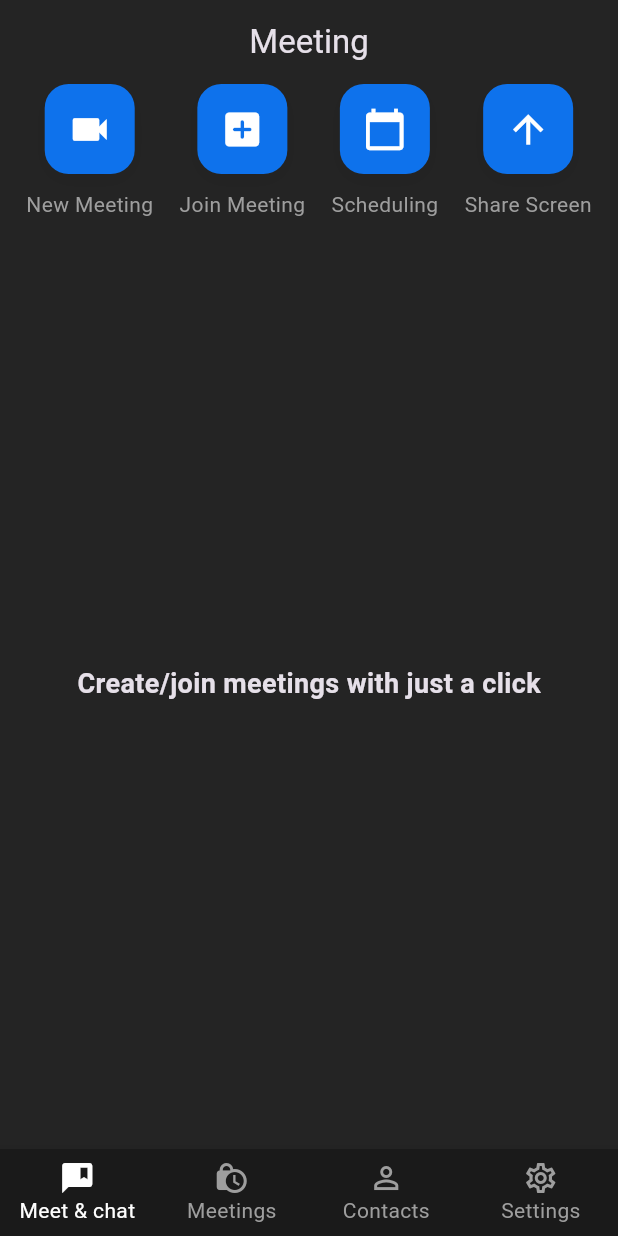
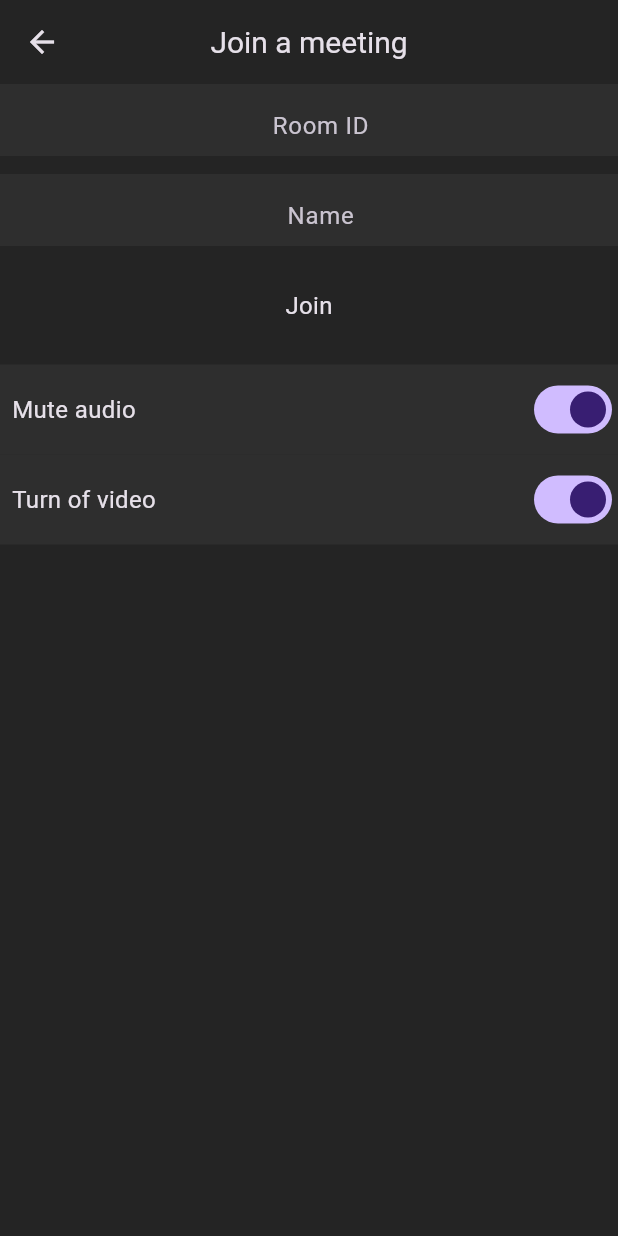
Before and after one commit to sidratulpunno/ZoomCloneFlutter, a Flutter app: the screen it shows once a user with an empty profile is signed in, after a tap on "Join Meeting", on a phone screen of 412 x 824 dp. Run offline on Flutter 3.47's test engine with Material 3 defaults, Android fonts, the phone set to English and light mode, and no system bars; our stand-ins replace cloud_firestore, firebase_auth, firebase_core, google_sign_in; missing offline and left inert: jitsi_meet_flutter_sdk; accounts and stored records are empty; network calls fail.

Commit message:
added meeting option and make the join meeting functional and now we can toggle the video and audio state

```diff
--- a/lib/main.dart
+++ b/lib/main.dart
@@ -4,6 +4,7 @@ import 'package:jitsi_meet_flutter_sdk/jitsi_meet_flutter_sdk.dart';
 import 'package:meeting_app/resources/auth_method.dart';
 import 'package:meeting_app/screens/home_screen.dart';
 import 'package:meeting_app/screens/login_screen.dart';
+import 'package:meeting_app/screens/video_call_screen.dart';
 import 'package:meeting_app/utils/colors.dart';
 
 void main() async {
@@ -27,6 +28,7 @@ class MyApp extends StatelessWidget {
       routes: {
         '/login': (context) => const LoginScreen(),
         '/home': (context) => const HomeScreen(),
+        '/video-call': (context) => const VideoCallScreen(),
       },
       home: StreamBuilder(
         stream: AuthMethods().authChanges,
--- a/lib/resources/jitsi_meet_methods.dart
+++ b/lib/resources/jitsi_meet_methods.dart
@@ -9,9 +9,16 @@ class JitsiMeetMethods {
     required String roomName,
     required bool isAudioMuted,
     required bool isVideoMuted,
+    String username = '',
   }) async {
     var jitsiMeet = JitsiMeet();
     try {
+      String name;
+      if (username.isEmpty) {
+        name = _authMethods.user.displayName!;
+      } else {
+        name = username;
+      }
       var options = JitsiMeetConferenceOptions(
         serverURL: "https://meet.jit.si",
         room: roomName,
@@ -19,8 +26,9 @@ class JitsiMeetMethods {
           "startWithAudioMuted": isAudioMuted,
           "startWithVideoMuted": isVideoMuted,
         },
+        featureFlags: {"unsaferoomwarning.enabled": false},
         userInfo: JitsiMeetUserInfo(
-          displayName: _authMethods.user.displayName,
+          displayName: name,
           email: _authMethods.user.email,
           avatar: _authMethods.user.photoURL,
         ),
--- a/lib/screens/meeting_screen.dart
+++ b/lib/screens/meeting_screen.dart
@@ -20,6 +20,10 @@ class MeetingScreen extends StatelessWidget {
     );
   }
 
+  joinMeeting(BuildContext context) {
+    Navigator.pushNamed(context, '/video-call');
+  }
+
   @override
   Widget build(BuildContext context) {
     return Column(
@@ -33,7 +37,7 @@ class MeetingScreen extends StatelessWidget {
               icon: Icons.videocam,
             ),
             HomeMeetingButton(
-              onPressed: () {},
+              onPressed: () => joinMeeting(context),
               text: 'Join Meeting',
               icon: Icons.add_box_rounded,
             ),
--- /dev/null
+++ b/lib/screens/video_call_screen.dart
@@ -0,0 +1,140 @@
+import 'package:flutter/cupertino.dart';
+import 'package:flutter/material.dart';
+import 'package:flutter/rendering.dart';
+import 'package:jitsi_meet_flutter_sdk/jitsi_meet_flutter_sdk.dart';
+import 'package:meeting_app/resources/auth_method.dart';
+import 'package:meeting_app/resources/jitsi_meet_methods.dart';
+import 'package:meeting_app/utils/colors.dart';
+import 'package:meeting_app/widgets/meeting_option.dart';
+
+class VideoCallScreen extends StatefulWidget {
+  const VideoCallScreen({super.key});
+
+  @override
+  State<VideoCallScreen> createState() {
+    return _VideoCallScreeState();
+  }
+}
+
+class _VideoCallScreeState extends State<VideoCallScreen> {
+  final AuthMethods _authMethods = AuthMethods();
+  late TextEditingController meetingIdController;
+  late TextEditingController nameController;
+  final JitsiMeetMethods _jitsiMeetMethods = JitsiMeetMethods();
+
+  bool isAudioMuted = true;
+  bool isVedioMuted = true;
+
+  @override
+  void initState() {
+    meetingIdController = TextEditingController();
+    nameController = TextEditingController(
+      text: _authMethods.user.displayName,
+    );
+    super.initState();
+  }
+
+  @override
+  void dispose() {
+    super.dispose();
+    meetingIdController.dispose();
+    nameController.dispose();
+  }
+
+  _joinMeeting() {
+    _jitsiMeetMethods.createMeeting(
+      roomName: meetingIdController.text,
+      isAudioMuted: isAudioMuted,
+      isVideoMuted: isVedioMuted,
+      username: nameController.text,
+    );
+  }
+
+  @override
+  Widget build(BuildContext context) {
+    return Scaffold(
+      appBar: AppBar(
+        elevation: 0,
+        backgroundColor: backgroundColor,
+        title: const Text(
+          'Join a meeting',
+          style: TextStyle(
+            fontSize: 20,
+          ),
+        ),
+        centerTitle: true,
+      ),
+      body: Column(
+        children: [
+          SizedBox(
+            height: 60,
+            child: TextField(
+              controller: meetingIdController,
+              maxLines: 1,
+              textAlign: TextAlign.center,
+              keyboardType: TextInputType.number,
+              decoration: const InputDecoration(
+                  fillColor: secondaryBackgroundColor,
+                  filled: true,
+                  border: InputBorder.none,
+                  hintText: 'Room ID',
+                  contentPadding: EdgeInsets.fromLTRB(16, 8, 0, 0)),
+            ),
+          ),
+          SizedBox(
+            child: TextField(
+              controller: nameController,
+              maxLines: 1,
+              textAlign: TextAlign.center,
+              keyboardType: TextInputType.text,
+              decoration: const InputDecoration(
+                  fillColor: secondaryBackgroundColor,
+                  filled: true,
+                  border: InputBorder.none,
+                  hintText: 'Name',
+                  contentPadding: EdgeInsets.fromLTRB(16, 8, 0, 0)),
+            ),
+          ),
+          const SizedBox(
+            height: 20,
+          ),
+          InkWell(
+            onTap: _joinMeeting,
+            child: const Padding(
+              padding: EdgeInsets.all(8),
+              child: Text(
+                'Join',
+                style: TextStyle(fontSize: 16),
+              ),
+            ),
+          ),
+          const SizedBox(
+            height: 20,
+          ),
+          MeetingOption(
+            text: 'Mute audio',
+            isMute: isAudioMuted,
+            onChange: onAudioMuted,
+          ),
+          MeetingOption(
+            text: 'Turn of video',
+            isMute: isVedioMuted,
+            onChange: onVedioMuted,
+          ),
+        ],
+      ),
+    );
+  }
+
+  onAudioMuted(bool val) {
+    setState(() {
+      isAudioMuted = val;
+    });
+  }
+
+  onVedioMuted(bool val) {
+    setState(() {
+      isVedioMuted = val;
+    });
+  }
+}
--- /dev/null
+++ b/lib/widgets/meeting_option.dart
@@ -0,0 +1,40 @@
+import 'package:flutter/cupertino.dart';
+import 'package:flutter/material.dart';
+import 'package:meeting_app/utils/colors.dart';
+
+class MeetingOption extends StatelessWidget {
+  final String text;
+  final bool isMute;
+  final Function(bool) onChange;
+
+  const MeetingOption({
+    super.key,
+    required this.text,
+    required this.isMute,
+    required this.onChange,
+  });
+
+  @override
+  Widget build(BuildContext context) {
+    return Container(
+      height: 60,
+      color: secondaryBackgroundColor,
+      child: Row(
+        mainAxisAlignment: MainAxisAlignment.spaceBetween,
+        children: [
+          Padding(
+            padding: const EdgeInsets.all(8.0),
+            child: Text(
+              text,
+              style: const TextStyle(fontSize: 16),
+            ),
+          ),
+          Switch.adaptive(
+            value: isMute,
+            onChanged: onChange,
+          )
+        ],
+      ),
+    );
+  }
+}
```
